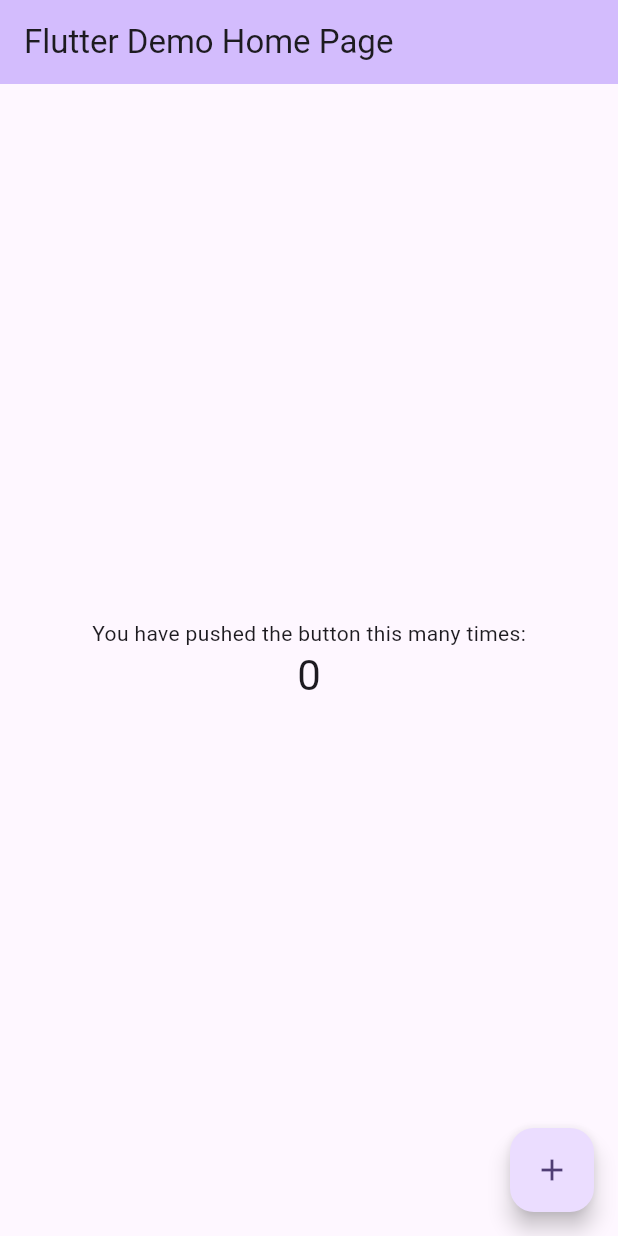
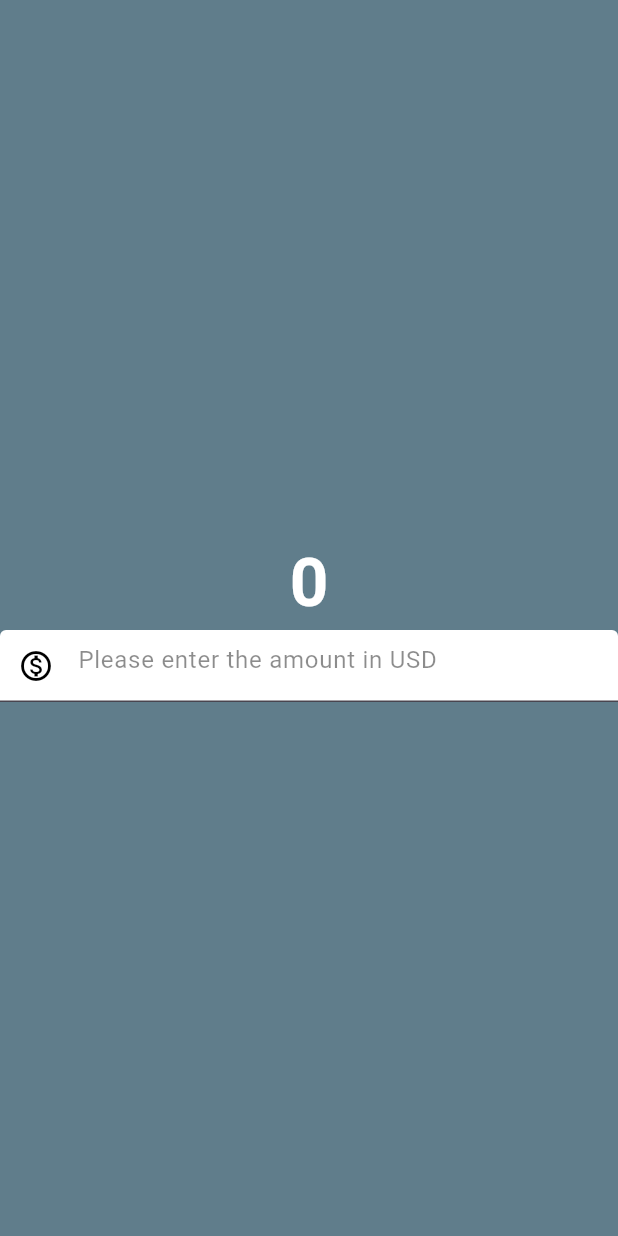
Before and after one commit to adityaashinde/Currency-Converter-App, a Flutter app: the screen it shows after launch, on a phone screen of 412 x 824 dp. Run offline on Flutter 3.47's test engine with Material 3 defaults, Android fonts, the phone set to English and light mode, and no system bars.

Commit message:
CC material page added

```diff
--- /dev/null
+++ b/lib/cc_material_page.dart
@@ -0,0 +1,49 @@
+import 'package:flutter/material.dart';
+
+class CurrencyConverterMaterialPage extends StatelessWidget {
+  const CurrencyConverterMaterialPage({super.key});
+
+  @override
+  Widget build(BuildContext context) {
+    return const Scaffold(
+      backgroundColor: Colors.blueGrey,
+      body: Center(
+        child: Column(
+          mainAxisAlignment: MainAxisAlignment.center,
+          children: [
+            Text(
+              "0",
+              style: TextStyle(
+                fontWeight: FontWeight.bold,
+                fontSize: 45,
+                color: Colors.white,
+              ),
+            ),
+            TextField(
+              style: TextStyle(color: Colors.black),
+              decoration: InputDecoration(
+                hintText: "Please enter the amount in USD",
+                hintStyle: TextStyle(
+                  color: Colors.black45,
+                ),
+                prefixIcon: Icon(Icons.monetization_on_outlined),
+                prefixIconColor: Colors.black,
+                filled: true,
+                fillColor: Colors.white,
+                focusedBorder: OutlineInputBorder(
+                  borderSide: BorderSide(
+                    width: 2.0,
+                    style: BorderStyle.solid,
+                  ),
+                  borderRadius: BorderRadius.all(
+                    Radius.circular(40),
+                  ),
+                ),
+              ),
+            ),
+          ],
+        ),
+      ),
+    );
+  }
+}
--- a/lib/main.dart
+++ b/lib/main.dart
@@ -1,3 +1,4 @@
+import 'package:currency_converter/cc_material_page.dart';
 import 'package:flutter/material.dart';
 
 void main() {
@@ -10,116 +11,8 @@ class MyApp extends StatelessWidget {
   // This widget is the root of your application.
   @override
   Widget build(BuildContext context) {
-    return MaterialApp(
-      title: 'Flutter Demo',
-      theme: ThemeData(
-        // This is the theme of your application.
-        //
-        // TRY THIS: Try running your application with "flutter run". You'll see
-        // the application has a blue toolbar. Then, without quitting the app,
-        // try changing the seedColor in the colorScheme below to Colors.green
-        // and then invoke "hot reload" (save your changes or press the "hot
-        // reload" button in a Flutter-supported IDE, or press "r" if you used
-        // the command line to start the app).
-        //
-        // Notice that the counter didn't reset back to zero; the application
-        // state is not lost during the reload. To reset the state, use hot
-        // restart instead.
-        //
-        // This works for code too, not just values: Most code changes can be
-        // tested with just a hot reload.
-        colorScheme: ColorScheme.fromSeed(seedColor: Colors.deepPurple),
-        useMaterial3: true,
-      ),
-      home: const MyHomePage(title: 'Flutter Demo Home Page'),
+    return const MaterialApp(
+      home: CurrencyConverterMaterialPage(),
     );
   }
 }
-
-class MyHomePage extends StatefulWidget {
-  const MyHomePage({super.key, required this.title});
-
-  // This widget is the home page of your application. It is stateful, meaning
-  // that it has a State object (defined below) that contains fields that affect
-  // how it looks.
-
-  // This class is the configuration for the state. It holds the values (in this
-  // case the title) provided by the parent (in this case the App widget) and
-  // used by the build method of the State. Fields in a Widget subclass are
-  // always marked "final".
-
-  final String title;
-
-  @override
-  State<MyHomePage> createState() => _MyHomePageState();
-}
-
-class _MyHomePageState extends State<MyHomePage> {
-  int _counter = 0;
-
-  void _incrementCounter() {
-    setState(() {
-      // This call to setState tells the Flutter framework that something has
-      // changed in this State, which causes it to rerun the build method below
-      // so that the display can reflect the updated values. If we changed
-      // _counter without calling setState(), then the build method would not be
-      // called again, and so nothing would appear to happen.
-      _counter++;
-    });
-  }
-
-  @override
-  Widget build(BuildContext context) {
-    // This method is rerun every time setState is called, for instance as done
-    // by the _incrementCounter method above.
-    //
-    // The Flutter framework has been optimized to make rerunning build methods
-    // fast, so that you can just rebuild anything that needs updating rather
-    // than having to individually change instances of widgets.
-    return Scaffold(
-      appBar: AppBar(
-        // TRY THIS: Try changing the color here to a specific color (to
-        // Colors.amber, perhaps?) and trigger a hot reload to see the AppBar
-        // change color while the other colors stay the same.
-        backgroundColor: Theme.of(context).colorScheme.inversePrimary,
-        // Here we take the value from the MyHomePage object that was created by
-        // the App.build method, and use it to set our appbar title.
-        title: Text(widget.title),
-      ),
-      body: Center(
-        // Center is a layout widget. It takes a single child and positions it
-        // in the middle of the parent.
-        child: Column(
-          // Column is also a layout widget. It takes a list of children and
-          // arranges them vertically. By default, it sizes itself to fit its
-          // children horizontally, and tries to be as tall as its parent.
-          //
-          // Column has various properties to control how it sizes itself and
-          // how it positions its children. Here we use mainAxisAlignment to
-          // center the children vertically; the main axis here is the vertical
-          // axis because Columns are vertical (the cross axis would be
-          // horizontal).
-          //
-          // TRY THIS: Invoke "debug painting" (choose the "Toggle Debug Paint"
-          // action in the IDE, or press "p" in the console), to see the
-          // wireframe for each widget.
-          mainAxisAlignment: MainAxisAlignment.center,
-          children: <Widget>[
-            const Text(
-              'You have pushed the button this many times:',
-            ),
-            Text(
-              '$_counter',
-              style: Theme.of(context).textTheme.headlineMedium,
-            ),
-          ],
-        ),
-      ),
-      floatingActionButton: FloatingActionButton(
-        onPressed: _incrementCounter,
-        tooltip: 'Increment',
-        child: const Icon(Icons.add),
-      ), // This trailing comma makes auto-formatting nicer for build methods.
-    );
-  }
-}
--- a/pubspec.yaml
+++ b/pubspec.yaml
@@ -45,7 +45,7 @@ dev_dependencies:
   # activated in the `analysis_options.yaml` file located at the root of your
   # package. See that file for information about deactivating specific lint
   # rules and activating additional ones.
-  flutter_lints: ^2.0.0
+  flutter_lints: ^3.0.1
 
 # For information on the generic Dart part of this file, see the
 # following page: https://dart.dev/tools/pub/pubspec
```
Also changed, not shown: pubspec.lock, 1 other file.
